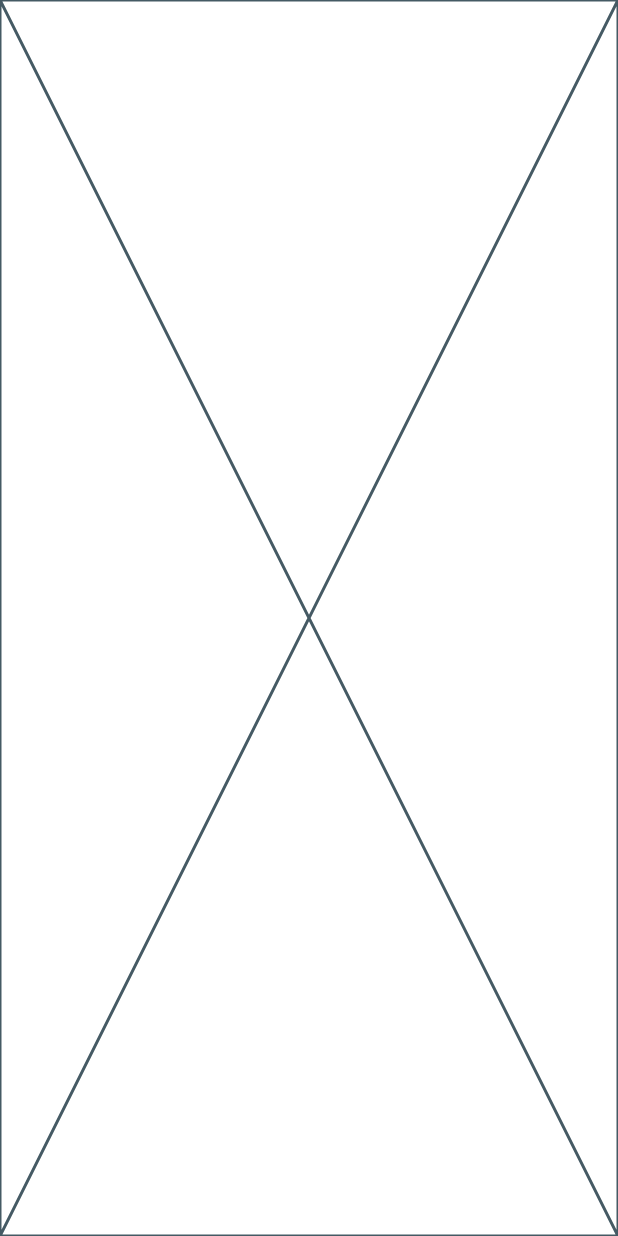
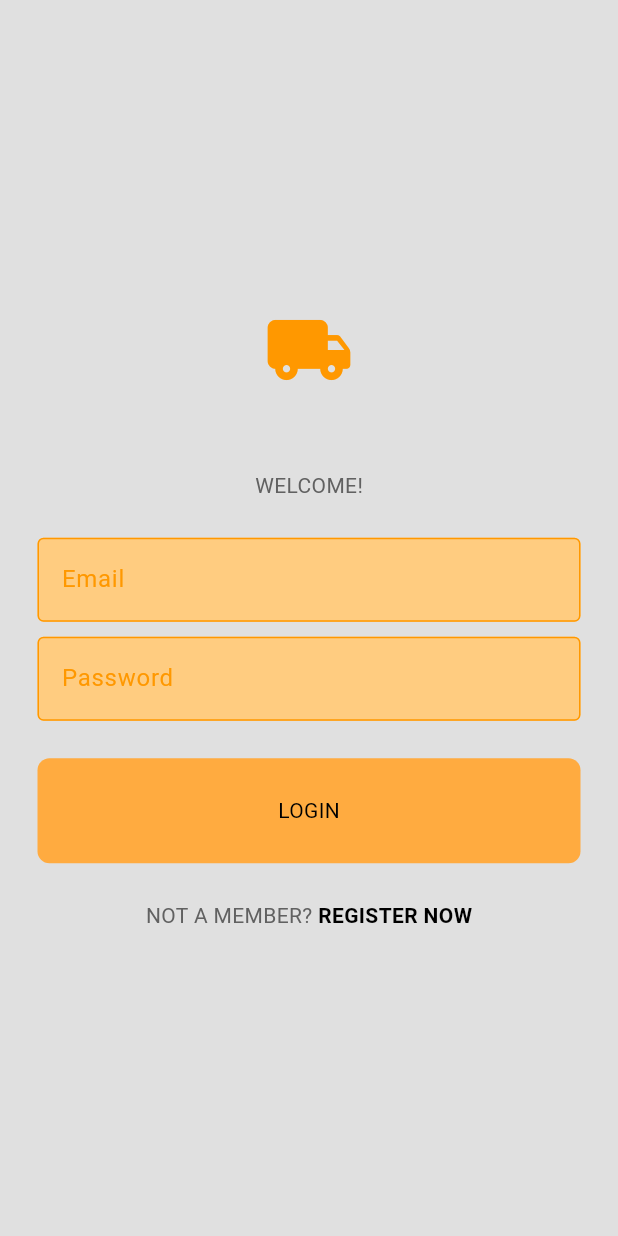
Before and after one commit to RaphaelChevallier/PackAndSend, a Flutter app: the screen it shows after launch, on a phone screen of 412 x 824 dp. Run offline on Flutter 3.47's test engine with Material 3 defaults, Android fonts, the light colour scheme and no system bars; drawn by our look-alikes of flutter_platform_widgets; our stand-ins replace supabase_flutter; accounts and stored records are empty.

Commit message:
login and register ui and supabase setup

```diff
--- a/pack_and_send/analysis_options.yaml
+++ b/pack_and_send/analysis_options.yaml
@@ -21,8 +21,8 @@ linter:
   # `// ignore_for_file: name_of_lint` syntax on the line or in the file
   # producing the lint.
   rules:
+    use_super_parameters: true
     # avoid_print: false  # Uncomment to disable the `avoid_print` rule
     # prefer_single_quotes: true  # Uncomment to enable the `prefer_single_quotes` rule
-
 # Additional information about this file can be found at
 # https://dart.dev/guides/language/analysis-options
--- /dev/null
+++ b/pack_and_send/lib/auth/login_or_register.dart
@@ -0,0 +1,46 @@
+import 'package:flutter/cupertino.dart';
+import 'package:pack_and_send/pages/login_page/login_page_desktop_body.dart';
+import 'package:pack_and_send/pages/login_page/login_page_mobile_body.dart';
+import 'package:pack_and_send/pages/login_page/login_page_tablet_body.dart';
+import 'package:pack_and_send/pages/register_page/register_page_desktop_body.dart';
+import 'package:pack_and_send/pages/register_page/register_page_mobile_body.dart';
+import 'package:pack_and_send/pages/register_page/register_page_tablet_body.dart';
+import 'package:pack_and_send/responsive/responsive_layout.dart';
+
+class LoginOrRegister extends StatefulWidget {
+  const LoginOrRegister({super.key});
+
+  @override
+  State<LoginOrRegister> createState() => _LoginOrRegisterState();
+}
+
+class _LoginOrRegisterState extends State<LoginOrRegister> {
+  //initially show login page
+
+  bool showLoginPage = true;
+
+  void togglePages() {
+    setState(() {
+      showLoginPage = !showLoginPage;
+    });
+  }
+
+  @override
+  Widget build(BuildContext context) {
+    if (showLoginPage) {
+      return ResponsiveLayout(
+          mobileBody: LoginPageMobileScaffold(
+            onTap: togglePages,
+          ),
+          tabletBody: const LoginPageTabletScaffold(),
+          desktopBody: const LoginPageDesktopScaffold());
+    } else {
+      return ResponsiveLayout(
+          mobileBody: RegisterPageMobileScaffold(
+            onTap: togglePages,
+          ),
+          tabletBody: const RegisterPageTabletScaffold(),
+          desktopBody: const RegisterPageDesktopScaffold());
+    }
+  }
+}
--- /dev/null
+++ b/pack_and_send/lib/components/my_button.dart
@@ -0,0 +1,25 @@
+import 'package:flutter/material.dart';
+import 'package:flutter_platform_widgets/flutter_platform_widgets.dart';
+
+class MyButton extends StatelessWidget {
+  final String text;
+  final void Function()? onTap;
+
+  const MyButton({super.key, required this.text, required this.onTap});
+
+  @override
+  Widget build(BuildContext context) {
+    return GestureDetector(
+      onTap: onTap,
+      child: Container(
+          decoration: BoxDecoration(
+              color: Theme.of(context).colorScheme.secondary,
+              borderRadius: BorderRadius.circular(8)),
+          padding: const EdgeInsets.all(25),
+          margin: const EdgeInsets.symmetric(horizontal: 25),
+          child: Center(
+            child: PlatformText(text),
+          )),
+    );
+  }
+}
--- /dev/null
+++ b/pack_and_send/lib/components/my_textfield.dart
@@ -0,0 +1,39 @@
+import 'package:flutter/material.dart';
+import 'package:flutter_platform_widgets/flutter_platform_widgets.dart';
+
+class MyTextField extends StatelessWidget {
+  final String hintText;
+  final bool obscureText;
+  final TextEditingController controller;
+
+  const MyTextField({
+    super.key,
+    required this.obscureText,
+    required this.hintText,
+    required this.controller,
+  });
+
+  @override
+  Widget build(BuildContext context) {
+    return Padding(
+        padding: const EdgeInsets.symmetric(horizontal: 25),
+        child: PlatformTextField(
+          material: (_, __) => MaterialTextFieldData(
+              obscureText: obscureText,
+              controller: controller,
+              decoration: InputDecoration(
+                  enabledBorder: OutlineInputBorder(
+                      borderSide: BorderSide(
+                          color: Theme.of(context).colorScheme.primary)),
+                  focusedBorder: OutlineInputBorder(
+                      borderSide: BorderSide(
+                          color: Theme.of(context).colorScheme.primary)),
+                  fillColor: Theme.of(context).colorScheme.tertiary,
+                  filled: true,
+                  hintText: hintText,
+                  hintStyle:
+                      TextStyle(color: Theme.of(context).colorScheme.primary))),
+          cupertino: (_, __) => CupertinoTextFieldData(),
+        ));
+  }
+}
--- a/pack_and_send/lib/main.dart
+++ b/pack_and_send/lib/main.dart
@@ -1,12 +1,19 @@
 import 'package:flutter/cupertino.dart';
 import 'package:flutter/material.dart';
 import 'package:flutter_platform_widgets/flutter_platform_widgets.dart';
-import 'package:pack_and_send/pages/home.dart';
+import 'package:pack_and_send/auth/login_or_register.dart';
+import 'package:supabase_flutter/supabase_flutter.dart';
 
 import 'themes/dark_mode.dart';
 import 'themes/light_mode.dart';
 
-void main() {
+const supabaseUrl = String.fromEnvironment('SUPABASE_URL');
+const supabaseKey = String.fromEnvironment('SUPABASE_KEY');
+Future<void> main() async {
+  await Supabase.initialize(
+    url: supabaseUrl,
+    anonKey: supabaseKey,
+  );
   runApp(const MyApp());
 }
 
@@ -29,8 +36,8 @@
               DefaultCupertinoLocalizations.delegate,
             ],
             title: 'PackAndSend',
-          home: HomePage(),
-        ),
+            debugShowCheckedModeBanner: false,
+            home: LoginOrRegister()),
       ),
     );
   }
--- /dev/null
+++ b/pack_and_send/lib/pages/login_page/login_page_mobile_body.dart
@@ -0,0 +1,70 @@
+import 'package:flutter/material.dart';
+import 'package:flutter_platform_widgets/flutter_platform_widgets.dart';
+import 'package:pack_and_send/components/my_button.dart';
+import 'package:pack_and_send/components/my_textfield.dart';
+
+class LoginPageMobileScaffold extends StatelessWidget {
+  final TextEditingController _emailController = TextEditingController();
+  final TextEditingController _passwordController = TextEditingController();
+  final void Function()? onTap;
+
+  LoginPageMobileScaffold({super.key, required this.onTap});
+
+  //tap to go to register page
+  void login() {}
+
+  @override
+  Widget build(BuildContext context) {
+    return PlatformScaffold(
+      backgroundColor: Theme.of(context).colorScheme.surface,
+      body: Center(
+        child: Column(
+          mainAxisAlignment: MainAxisAlignment.center,
+          children: [
+            //logo
+            Icon(Icons.local_shipping_rounded,
+                size: 60, color: Theme.of(context).colorScheme.primary),
+            const SizedBox(height: 50),
+            //welcome message
+            PlatformText("Welcome!", style: TextStyle(color: Colors.grey[700])),
+            const SizedBox(height: 25),
+            //textfield
+            MyTextField(
+              hintText: "Email",
+              obscureText: false,
+              controller: _emailController,
+            ),
+            const SizedBox(height: 10),
+            MyTextField(
+              hintText: "Password",
+              obscureText: true,
+              controller: _passwordController,
+            ),
+            //login button
+            const SizedBox(height: 25),
+            MyButton(
+              text: "Login",
+              onTap: login,
+            ),
+            //register now
+            const SizedBox(height: 25),
+            Row(
+              mainAxisAlignment: MainAxisAlignment.center,
+              children: [
+                PlatformText("Not a member? ",
+                    style: TextStyle(color: Colors.grey[700])),
+                GestureDetector(
+                  onTap: onTap,
+                  child: PlatformText(
+                    "Register now",
+                    style: const TextStyle(fontWeight: FontWeight.bold),
+                  ),
+                )
+              ],
+            ),
+          ],
+        ),
+      ),
+    );
+  }
+}
--- /dev/null
+++ b/pack_and_send/lib/responsive/responsive_layout.dart
@@ -0,0 +1,29 @@
+import 'package:flutter/cupertino.dart';
+import 'package:flutter/material.dart';
+
+class ResponsiveLayout extends StatelessWidget {
+  final Widget mobileBody;
+  final Widget tabletBody;
+  final Widget desktopBody;
+
+  const ResponsiveLayout({
+    required this.mobileBody,
+    required this.tabletBody,
+    required this.desktopBody,
+  });
+
+  @override
+  Widget build(BuildContext context) {
+    return LayoutBuilder(
+      builder: (context, constraints) {
+        if (constraints.maxWidth < 500) {
+          return mobileBody;
+        } else if (constraints.maxWidth < 1100) {
+          return tabletBody;
+        } else {
+          return desktopBody;
+        }
+      },
+    );
+  }
+}
--- a/pack_and_send/lib/themes/dark_mode.dart
+++ b/pack_and_send/lib/themes/dark_mode.dart
@@ -4,7 +4,7 @@ import 'package:flutter/material.dart';
 ThemeData darkMode = ThemeData(
     brightness: Brightness.dark,
     colorScheme: ColorScheme.dark(
-        background: Colors.grey[800]!,
+        surface: Colors.grey[800]!,
         primary: Colors.deepOrange,
         secondary: Colors.deepOrangeAccent));
 
--- a/pack_and_send/lib/themes/light_mode.dart
+++ b/pack_and_send/lib/themes/light_mode.dart
@@ -4,10 +4,10 @@ import 'package:flutter/material.dart';
 ThemeData lightMode = ThemeData(
     brightness: Brightness.light,
     colorScheme: ColorScheme.light(
-      background: Colors.grey[300]!,
-      primary: Colors.orange,
-      secondary: Colors.orangeAccent,
-    ));
+        surface: Colors.grey[300]!,
+        primary: Colors.orange,
+        secondary: Colors.orangeAccent,
+        tertiary: Colors.orange[200]!));
 
 CupertinoThemeData lightModeCupertino = CupertinoThemeData(
     brightness: Brightness.light,
--- a/pack_and_send/pubspec.yaml
+++ b/pack_and_send/pubspec.yaml
@@ -35,10 +35,7 @@ dependencies:
   # Use with the CupertinoIcons class for iOS style icons.
   cupertino_icons: ^1.0.6
   flutter_platform_widgets: ^7.0.0
-  provider:
-  isar: ^3.1.0+1
-  isar_flutter_libs: ^3.1.0+1
-  path_provider: ^2.1.3
+  supabase_flutter: ^2.5.3
 
 dev_dependencies:
   flutter_test:
```
Also changed, not shown: pack_and_send/lib/pages/login_page/login_page_desktop_body.dart (added, +26 -0 lines), pack_and_send/lib/pages/login_page/login_page_tablet_body.dart (added, +26 -0 lines), pack_and_send/lib/pages/register_page/register_page_desktop_body.dart (added, +26 -0 lines), pack_and_send/lib/pages/register_page/register_page_mobile_body.dart (added, +78 -0 lines), pack_and_send/lib/pages/register_page/register_page_tablet_body.dart (added, +26 -0 lines), pack_and_send/lib/pages/login_page.dart (deleted), pack_and_send/pubspec.lock, 9 other files. Lines whose indentation alone changed are shown as unchanged.
